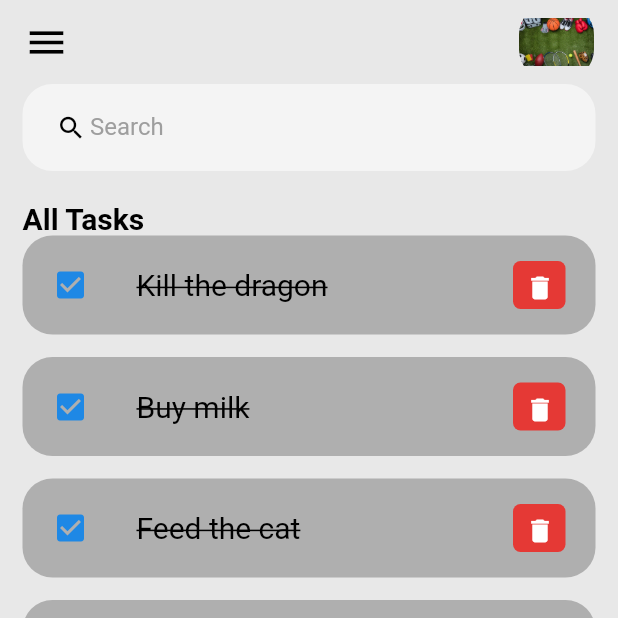
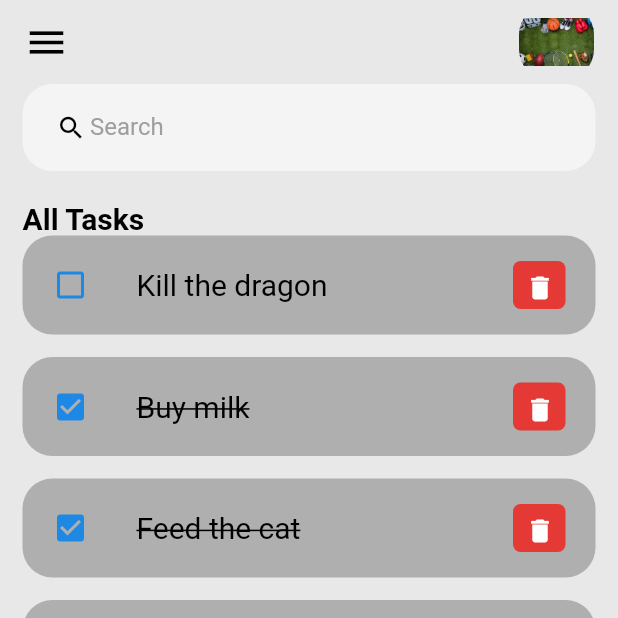
Before and after one commit to Angel-cuba/Flutter_TODO, a Flutter app: the screen it shows after launch, after a tap on "Kill the dragon", on a phone screen of 412 x 824 dp, the top half of it. Run offline on Flutter 3.47's test engine with Material 2 defaults, Android fonts, the phone set to English and light mode, and no system bars.

```diff
--- a/lib/screens/home.dart
+++ b/lib/screens/home.dart
@@ -5,9 +5,16 @@ import 'package:todo_app/constants/color.dart';
 import 'package:todo_app/model/todo.dart';
 import 'package:todo_app/widgets/todo_item.dart';
 
-class MyHomePage extends StatelessWidget {
-  MyHomePage({Key? key}) : super(key: key);
+import '../widgets/search.dart';
 
+class MyHomePage extends StatefulWidget {
+  const MyHomePage({Key? key}) : super(key: key);
+
+  @override
+  State<MyHomePage> createState() => _MyHomePageState();
+}
+
+class _MyHomePageState extends State<MyHomePage> {
   final todosList = Todo.todoList();
 
   @override
@@ -35,8 +42,9 @@ class MyHomePage extends StatelessWidget {
                     ),
                     for (Todo todoData in todosList)
                       TodoItem(
-                        todo: todoData,
-                      ),
+                          todo: todoData,
+                          onTodoChange: _handleTodoChange,
+                          onTodoDeleted: () {}),
                   ],
                 ))
               ]),
@@ -75,7 +83,7 @@ class MyHomePage extends StatelessWidget {
                             print('Add new task');
                           },
                           style: ElevatedButton.styleFrom(
-                            primary: tdBlue,
+                            backgroundColor: tdBlue,
                             minimumSize: Size(60, 60),
                             elevation: 10,
                             shape: CircleBorder(),
@@ -87,33 +95,10 @@ class MyHomePage extends StatelessWidget {
         ));
   }
 
-  Widget searchBox() {
-    return Container(
-      padding: EdgeInsets.symmetric(horizontal: 20, vertical: 5),
-      decoration: BoxDecoration(
-        color: Colors.white54,
-        borderRadius: BorderRadius.circular(20),
-      ),
-      child: TextField(
-          decoration: InputDecoration(
-        contentPadding: EdgeInsets.all(0),
-        prefixIcon: Icon(
-          Icons.search,
-          color: tdBlack,
-          size: 20,
-        ),
-        prefixIconConstraints: BoxConstraints(
-          minWidth: 25,
-          maxHeight: 20,
-        ),
-        border: InputBorder.none,
-        hintText: 'Search',
-        hintStyle: TextStyle(
-          color: tdGrey,
-          fontSize: 16,
-        ),
-      )),
-    );
+  void _handleTodoChange(Todo todo) {
+    setState(() {
+      todo.isDone = !todo.isDone;
+    });
   }
 
   AppBar _buildAppBar() {
--- a/lib/widgets/todo_item.dart
+++ b/lib/widgets/todo_item.dart
@@ -5,8 +5,15 @@ import 'package:todo_app/model/todo.dart';
 
 class TodoItem extends StatelessWidget {
   final Todo todo;
+  final onTodoChange;
+  final onTodoDeleted;
 
-  const TodoItem({Key? key, required this.todo}) : super(key: key);
+  const TodoItem(
+      {Key? key,
+      required this.todo,
+      required this.onTodoChange,
+      required this.onTodoDeleted})
+      : super(key: key);
 
   @override
   Widget build(BuildContext context) {
@@ -14,7 +21,7 @@ class TodoItem extends StatelessWidget {
         margin: EdgeInsets.only(bottom: 15),
         child: ListTile(
           onTap: () {
-            print('Tapped');
+            onTodoChange(todo);
           },
           shape:
               RoundedRectangleBorder(borderRadius: BorderRadius.circular(20)),
```
